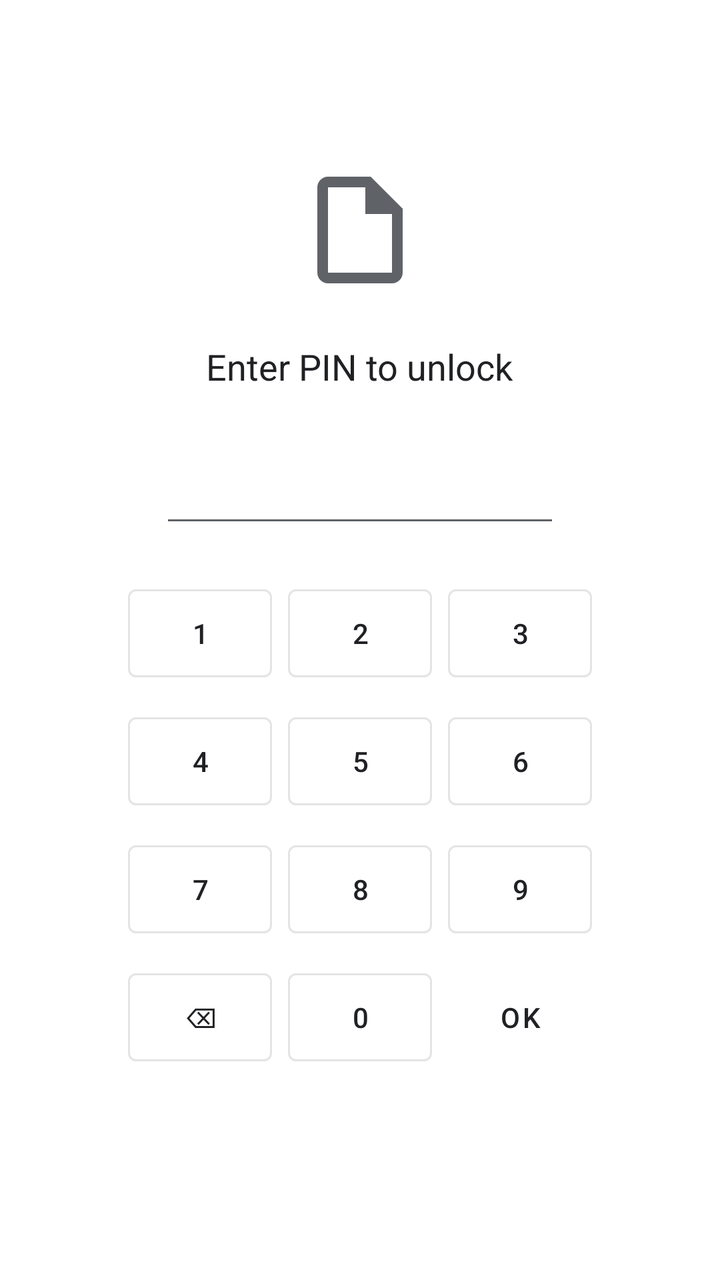
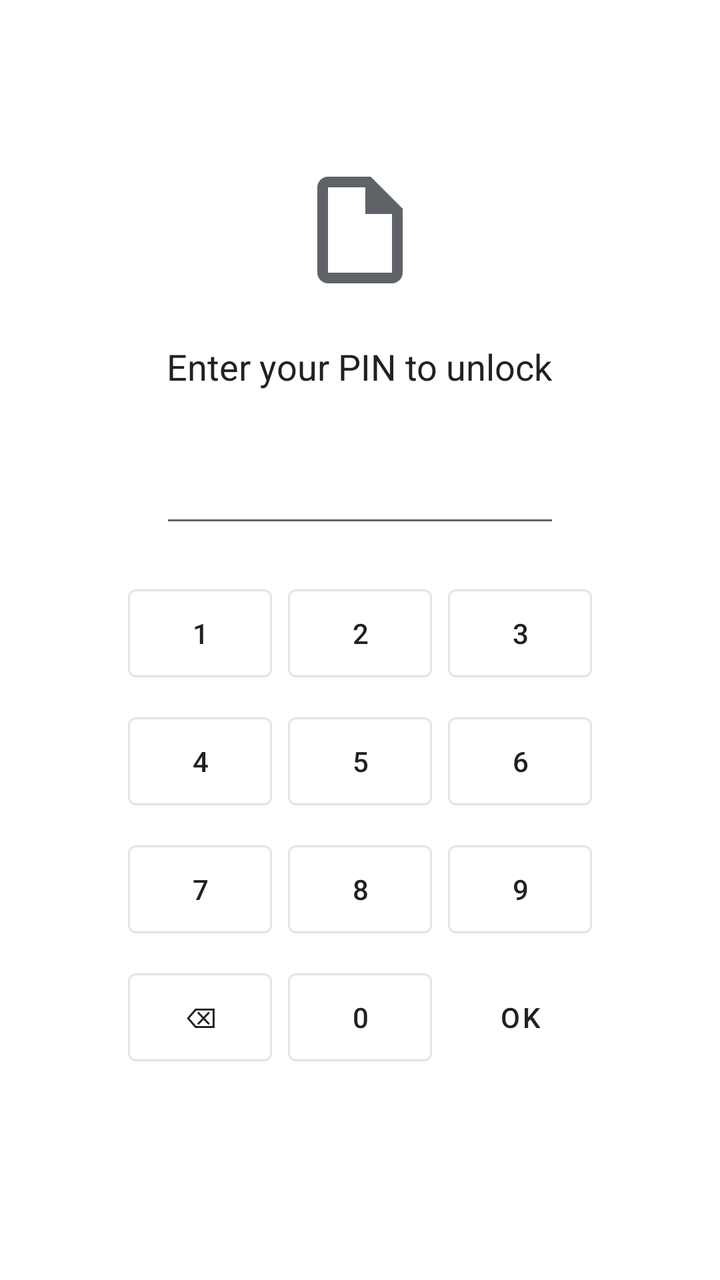

Two renders of the same Android screen: before a commit and after it. Below are the layout's source before the change and the commit's diff.
<!-- AndroidManifest.xml: activity theme Theme.TextViewReader -->
<!-- res/layout/activity_lock.xml -->
<?xml version="1.0" encoding="utf-8"?>
<LinearLayout xmlns:android="http://schemas.android.com/apk/res/android"
    android:layout_width="match_parent"
    android:layout_height="match_parent"
    android:gravity="center"
    android:orientation="vertical"
    android:padding="32dp"
    android:background="?attr/colorSurface">

    <ImageView
        android:layout_width="64dp"
        android:layout_height="64dp"
        android:src="@drawable/ic_text_file"
        android:layout_marginBottom="24dp"
        android:contentDescription="App icon" />

    <TextView
        android:id="@+id/lock_message"
        android:layout_width="wrap_content"
        android:layout_height="wrap_content"
        android:text="Enter PIN to unlock"
        android:textSize="18sp"
        android:textColor="?attr/colorOnSurface"
        android:layout_marginBottom="24dp" />

    <EditText
        android:id="@+id/pin_input"
        android:layout_width="200dp"
        android:layout_height="wrap_content"
        android:inputType="numberPassword"
        android:gravity="center"
        android:textSize="24sp"
        android:maxLength="8"
        android:layout_marginBottom="16dp" />

    <GridLayout
        android:layout_width="wrap_content"
        android:layout_height="wrap_content"
        android:columnCount="3"
        android:layout_marginBottom="16dp">

        <Button android:id="@+id/btn_1" android:text="1" style="@style/Widget.MaterialComponents.Button.OutlinedButton" android:layout_width="72dp" android:layout_height="56dp" android:layout_margin="4dp" />
        <Button android:id="@+id/btn_2" android:text="2" style="@style/Widget.MaterialComponents.Button.OutlinedButton" android:layout_width="72dp" android:layout_height="56dp" android:layout_margin="4dp" />
        <Button android:id="@+id/btn_3" android:text="3" style="@style/Widget.MaterialComponents.Button.OutlinedButton" android:layout_width="72dp" android:layout_height="56dp" android:layout_margin="4dp" />
        <Button android:id="@+id/btn_4" android:text="4" style="@style/Widget.MaterialComponents.Button.OutlinedButton" android:layout_width="72dp" android:layout_height="56dp" android:layout_margin="4dp" />
        <Button android:id="@+id/btn_5" android:text="5" style="@style/Widget.MaterialComponents.Button.OutlinedButton" android:layout_width="72dp" android:layout_height="56dp" android:layout_margin="4dp" />
        <Button android:id="@+id/btn_6" android:text="6" style="@style/Widget.MaterialComponents.Button.OutlinedButton" android:layout_width="72dp" android:layout_height="56dp" android:layout_margin="4dp" />
        <Button android:id="@+id/btn_7" android:text="7" style="@style/Widget.MaterialComponents.Button.OutlinedButton" android:layout_width="72dp" android:layout_height="56dp" android:layout_margin="4dp" />
        <Button android:id="@+id/btn_8" android:text="8" style="@style/Widget.MaterialComponents.Button.OutlinedButton" android:layout_width="72dp" android:layout_height="56dp" android:layout_margin="4dp" />
        <Button android:id="@+id/btn_9" android:text="9" style="@style/Widget.MaterialComponents.Button.OutlinedButton" android:layout_width="72dp" android:layout_height="56dp" android:layout_margin="4dp" />
        <Button android:id="@+id/btn_delete" android:text="⌫" style="@style/Widget.MaterialComponents.Button.OutlinedButton" android:layout_width="72dp" android:layout_height="56dp" android:layout_margin="4dp" />
        <Button android:id="@+id/btn_0" android:text="0" style="@style/Widget.MaterialComponents.Button.OutlinedButton" android:layout_width="72dp" android:layout_height="56dp" android:layout_margin="4dp" />
        <Button android:id="@+id/btn_confirm" android:text="OK" style="@style/Widget.MaterialComponents.Button.TextButton" android:layout_width="72dp" android:layout_height="56dp" android:layout_margin="4dp" />

    </GridLayout>

</LinearLayout>
<!-- resources referenced by this layout -->
<resources>
  <!-- drawable ic_text_file (drawable) -->
  <?xml version="1.0" encoding="utf-8"?>
  <vector xmlns:android="http://schemas.android.com/apk/res/android"
      android:width="24dp" android:height="24dp"
      android:viewportWidth="960" android:viewportHeight="960"
      android:tint="?attr/colorOnSurfaceVariant">
      <group android:translateY="960">
          <path android:fillColor="#FF000000"
              android:pathData="M240,-80q-33,0 -56.5,-23.5T160,-160v-640q0,-33 23.5,-56.5T240,-880h320l240,240v480q0,33 -23.5,56.5T720,-80H240ZM520,-600v-200H240v640h480v-440H520ZM240,-800v200,-200 640,-640Z" />
      </group>
  </vector>
  <color name="md_theme_light_primary">#202124</color>
  <color name="md_theme_light_onPrimary">#FFFFFF</color>
  <color name="md_theme_light_primaryContainer">#E8EAED</color>
  <color name="md_theme_light_surface">#FFFFFF</color>
  <color name="md_theme_light_onSurface">#202124</color>
  <color name="md_theme_light_surfaceVariant">#F1F3F4</color>
  <color name="md_theme_light_onSurfaceVariant">#5F6368</color>
  <color name="md_theme_light_outline">#8A9099</color>
  <!-- drawable text_select_handle_middle (drawable) -->
  <?xml version="1.0" encoding="utf-8"?>
  <vector xmlns:android="http://schemas.android.com/apk/res/android"
      android:width="22dp"
      android:height="34dp"
      android:viewportWidth="22"
      android:viewportHeight="34">
      <path
          android:fillColor="#262626"
          android:pathData="M11,0 L17,8 L17,27 Q17,31 14,31 L8,31 Q5,31 5,27 L5,8 Z" />
  </vector>
  <!-- drawable text_select_handle_left (drawable) -->
  <?xml version="1.0" encoding="utf-8"?>
  <vector xmlns:android="http://schemas.android.com/apk/res/android"
      android:width="22dp"
      android:height="34dp"
      android:viewportWidth="22"
      android:viewportHeight="34">
      <path
          android:fillColor="#262626"
          android:pathData="M18,0 L6,12 L6,27 Q6,31 9,31 L15,31 Q18,31 18,28 Z" />
  </vector>
  <!-- drawable text_select_handle_right (drawable) -->
  <?xml version="1.0" encoding="utf-8"?>
  <vector xmlns:android="http://schemas.android.com/apk/res/android"
      android:width="22dp"
      android:height="34dp"
      android:viewportWidth="22"
      android:viewportHeight="34">
      <path
          android:fillColor="#262626"
          android:pathData="M4,0 L16,12 L16,27 Q16,31 13,31 L7,31 Q4,31 4,28 Z" />
  </vector>
  <!-- drawable selection_action_mode_bubble (drawable) -->
  <?xml version="1.0" encoding="utf-8"?>
  <shape xmlns:android="http://schemas.android.com/apk/res/android"
      android:shape="rectangle">
      <solid android:color="#1F1F1F" />
      <corners android:radius="22dp" />
  </shape>
  <!-- unchanged entries left out for length: 1 -->
</resources>

<!-- the commit's change to res/layout/activity_lock.xml (unified diff, before → after) -->
@@ -1,5 +1,6 @@
 <?xml version="1.0" encoding="utf-8"?>
 <LinearLayout xmlns:android="http://schemas.android.com/apk/res/android"
+    xmlns:tools="http://schemas.android.com/tools"
     android:layout_width="match_parent"
     android:layout_height="match_parent"
     android:gravity="center"
@@ -12,13 +13,13 @@
         android:layout_height="64dp"
         android:src="@drawable/ic_text_file"
         android:layout_marginBottom="24dp"
-        android:contentDescription="App icon" />
+        android:contentDescription="@string/app_name" />
 
     <TextView
         android:id="@+id/lock_message"
         android:layout_width="wrap_content"
         android:layout_height="wrap_content"
-        android:text="Enter PIN to unlock"
+        android:text="@string/lock_enter_pin_to_unlock"
         android:textSize="18sp"
         android:textColor="?attr/colorOnSurface"
         android:layout_marginBottom="24dp" />
@@ -37,7 +38,8 @@
         android:layout_width="wrap_content"
         android:layout_height="wrap_content"
         android:columnCount="3"
-        android:layout_marginBottom="16dp">
+        android:layout_marginBottom="16dp"
+        tools:ignore="HardcodedText">
 
         <Button android:id="@+id/btn_1" android:text="1" style="@style/Widget.MaterialComponents.Button.OutlinedButton" android:layout_width="72dp" android:layout_height="56dp" android:layout_margin="4dp" />
         <Button android:id="@+id/btn_2" android:text="2" style="@style/Widget.MaterialComponents.Button.OutlinedButton" android:layout_width="72dp" android:layout_height="56dp" android:layout_margin="4dp" />
@@ -48,9 +50,9 @@
         <Button android:id="@+id/btn_7" android:text="7" style="@style/Widget.MaterialComponents.Button.OutlinedButton" android:layout_width="72dp" android:layout_height="56dp" android:layout_margin="4dp" />
         <Button android:id="@+id/btn_8" android:text="8" style="@style/Widget.MaterialComponents.Button.OutlinedButton" android:layout_width="72dp" android:layout_height="56dp" android:layout_margin="4dp" />
         <Button android:id="@+id/btn_9" android:text="9" style="@style/Widget.MaterialComponents.Button.OutlinedButton" android:layout_width="72dp" android:layout_height="56dp" android:layout_margin="4dp" />
-        <Button android:id="@+id/btn_delete" android:text="⌫" style="@style/Widget.MaterialComponents.Button.OutlinedButton" android:layout_width="72dp" android:layout_height="56dp" android:layout_margin="4dp" />
+        <Button android:id="@+id/btn_delete" android:text="⌫" android:contentDescription="@string/lock_delete_digit" style="@style/Widget.MaterialComponents.Button.OutlinedButton" android:layout_width="72dp" android:layout_height="56dp" android:layout_margin="4dp" />
         <Button android:id="@+id/btn_0" android:text="0" style="@style/Widget.MaterialComponents.Button.OutlinedButton" android:layout_width="72dp" android:layout_height="56dp" android:layout_margin="4dp" />
-        <Button android:id="@+id/btn_confirm" android:text="OK" style="@style/Widget.MaterialComponents.Button.TextButton" android:layout_width="72dp" android:layout_height="56dp" android:layout_margin="4dp" />
+        <Button android:id="@+id/btn_confirm" android:text="@android:string/ok" style="@style/Widget.MaterialComponents.Button.TextButton" android:layout_width="72dp" android:layout_height="56dp" android:layout_margin="4dp" />
 
     </GridLayout>
 
<!-- resource entries referenced after the edit -->
@@ -11,6 +11,9 @@
               android:pathData="M240,-80q-33,0 -56.5,-23.5T160,-160v-640q0,-33 23.5,-56.5T240,-880h320l240,240v480q0,33 -23.5,56.5T720,-80H240ZM520,-600v-200H240v640h480v-440H520ZM240,-800v200,-200 640,-640Z" />
       </group>
   </vector>
+  <string name="app_name">Readwide</string>
+  <string name="lock_delete_digit">Delete last digit</string>
+  <string name="lock_enter_pin_to_unlock">Enter your PIN to unlock</string>
   <color name="md_theme_light_primary">#202124</color>
   <color name="md_theme_light_onPrimary">#FFFFFF</color>
   <color name="md_theme_light_primaryContainer">#E8EAED</color>
